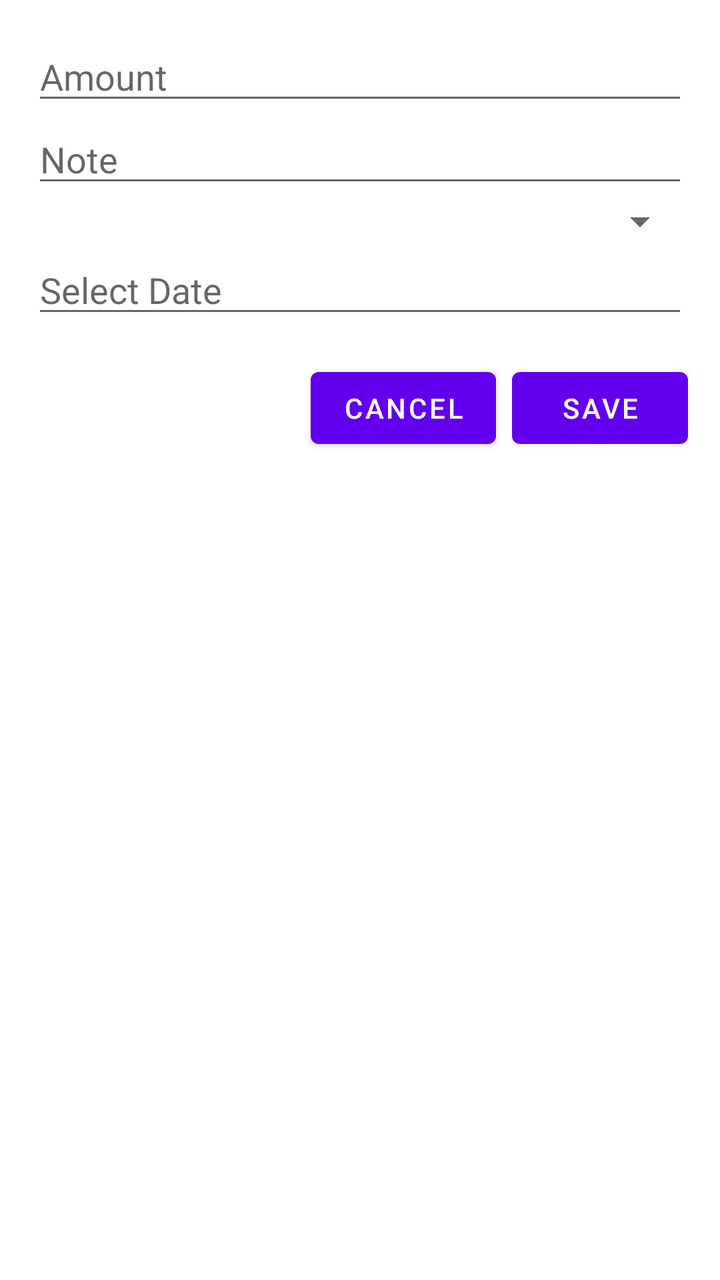
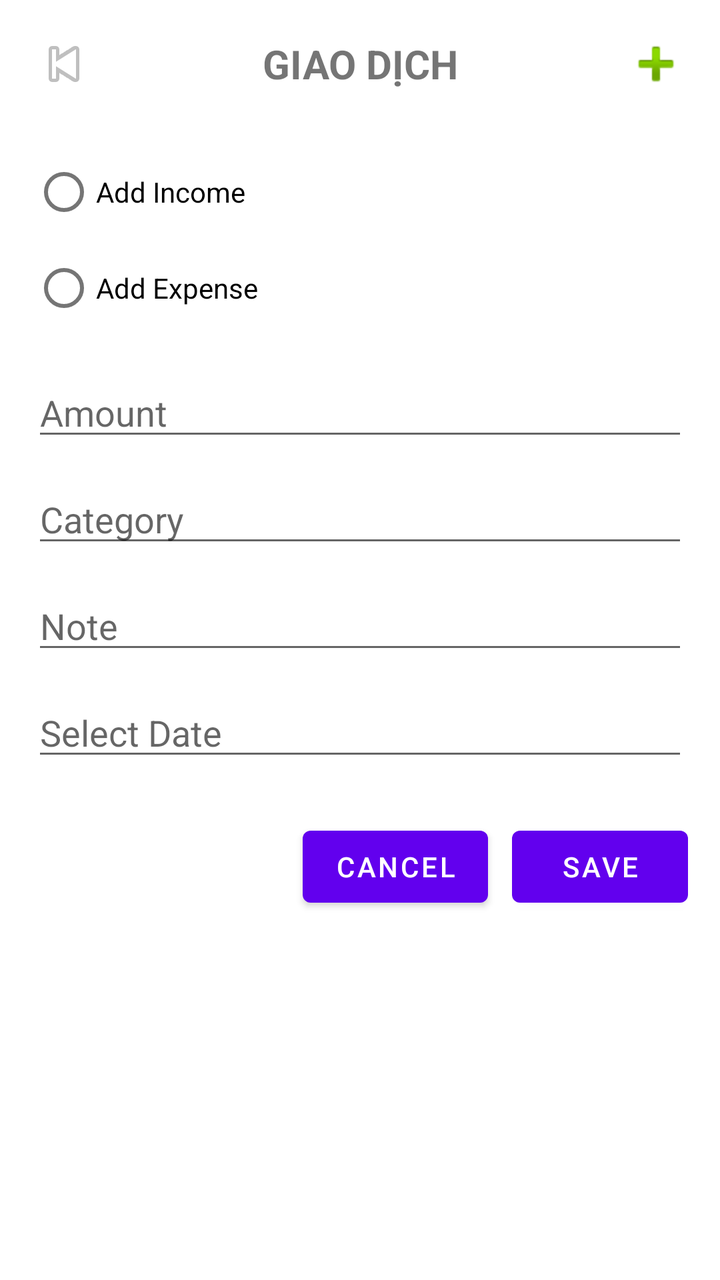

Two renders of the same Android screen: before a commit and after it. Below are the layout's source before the change and the commit's diff.
<!-- AndroidManifest.xml: application theme Theme.ExpenseManagement -->
<!-- res/layout/activity_add_transaction.xml -->
<?xml version="1.0" encoding="utf-8"?>
<LinearLayout xmlns:android="http://schemas.android.com/apk/res/android"
    android:layout_width="match_parent"
    android:layout_height="match_parent"
    android:orientation="vertical"
    android:padding="16dp">

    
    <EditText
        android:id="@+id/edtAmount"
        android:layout_width="match_parent"
        android:layout_height="wrap_content"
        android:hint="Amount"
        android:inputType="numberDecimal" />

    
    <EditText
        android:id="@+id/edtNote"
        android:layout_width="match_parent"
        android:layout_height="wrap_content"
        android:hint="Note" />

    

    
    <Spinner
        android:id="@+id/spinnerCategory"
        android:layout_width="match_parent"
        android:layout_height="wrap_content" />

    <EditText
        android:id="@+id/edtDate"
        android:layout_width="match_parent"
        android:layout_height="wrap_content"
        android:focusable="false"
        android:hint="Select Date" />

    
    <LinearLayout
        android:layout_width="match_parent"
        android:layout_height="wrap_content"
        android:gravity="end"
        android:orientation="horizontal"
        android:paddingTop="16dp">

        <Button
            android:id="@+id/btnCancel"
            android:layout_width="wrap_content"
            android:layout_height="wrap_content"
            android:text="Cancel" />

        <Button
            android:id="@+id/btnSave"
            android:layout_width="wrap_content"
            android:layout_height="wrap_content"
            android:text="Save"
            android:layout_marginStart="8dp" />
    </LinearLayout>

</LinearLayout>
<!-- resources referenced by this layout -->
<resources>
  <style name="Theme.ExpenseManagement" parent="Theme.MaterialComponents.DayNight.NoActionBar">
          <item name="colorPrimary">@color/purple_500</item>
          <item name="colorPrimaryDark">@color/purple_700</item>
          <item name="colorAccent">@color/teal_200</item>
  
          <item name="android:statusBarColor" tools:targetApi="l">?attr/colorPrimaryDark</item>
      </style>
  <color name="purple_500">#FF6200EE</color>
  <color name="purple_700">#FF3700B3</color>
  <color name="teal_200">#FF03DAC5</color>
</resources>

<!-- the commit's change to res/layout/activity_add_transaction.xml (unified diff, before → after) -->
@@ -6,34 +6,95 @@
     android:padding="16dp">
 
     
+    <LinearLayout
+        android:layout_width="match_parent"
+        android:layout_height="wrap_content"
+        android:orientation="horizontal"
+        android:gravity="center_vertical">
+
+        
+        <ImageButton
+            android:id="@+id/btnBack"
+            android:layout_width="wrap_content"
+            android:layout_height="wrap_content"
+            android:background="?attr/selectableItemBackgroundBorderless"
+            android:src="@android:drawable/ic_media_previous"
+            android:contentDescription="Back" />
+
+        
+        <TextView
+            android:layout_width="0dp"
+            android:layout_height="wrap_content"
+            android:layout_weight="1"
+            android:gravity="center"
+            android:text="GIAO DỊCH"
+            android:textStyle="bold"
+            android:textSize="20sp" />
+
+        
+        <ImageButton
+            android:id="@+id/btnAdd"
+            android:layout_width="wrap_content"
+            android:layout_height="wrap_content"
+            android:background="?attr/selectableItemBackgroundBorderless"
+            android:src="@android:drawable/ic_input_add"
+            android:contentDescription="Add" />
+    </LinearLayout>
+
+    
+    <RadioGroup
+        android:id="@+id/radioGroupType"
+        android:layout_width="match_parent"
+        android:layout_height="wrap_content"
+        android:orientation="vertical"
+        android:layout_marginTop="24dp">
+
+        <RadioButton
+            android:id="@+id/radioIncome"
+            android:layout_width="wrap_content"
+            android:layout_height="wrap_content"
+            android:text="Add Income" />
+
+        <RadioButton
+            android:id="@+id/radioExpense"
+            android:layout_width="wrap_content"
+            android:layout_height="wrap_content"
+            android:text="Add Expense" />
+    </RadioGroup>
+
+    
     <EditText
         android:id="@+id/edtAmount"
         android:layout_width="match_parent"
         android:layout_height="wrap_content"
         android:hint="Amount"
-        android:inputType="numberDecimal" />
+        android:inputType="numberDecimal"
+        android:layout_marginTop="16dp"/>
+
+    
+    <EditText
+        android:id="@+id/edtCategory"
+        android:layout_width="match_parent"
+        android:layout_height="wrap_content"
+        android:hint="Category"
+        android:layout_marginTop="12dp"/>
 
     
     <EditText
         android:id="@+id/edtNote"
         android:layout_width="match_parent"
         android:layout_height="wrap_content"
-        android:hint="Note" />
+        android:hint="Note"
+        android:layout_marginTop="12dp"/>
 
     
-
-    
-    <Spinner
-        android:id="@+id/spinnerCategory"
-        android:layout_width="match_parent"
-        android:layout_height="wrap_content" />
-
     <EditText
         android:id="@+id/edtDate"
         android:layout_width="match_parent"
         android:layout_height="wrap_content"
         android:focusable="false"
-        android:hint="Select Date" />
+        android:hint="Select Date"
+        android:layout_marginTop="12dp"/>
 
     
     <LinearLayout
@@ -41,7 +102,7 @@
         android:layout_height="wrap_content"
         android:gravity="end"
         android:orientation="horizontal"
-        android:paddingTop="16dp">
+        android:layout_marginTop="24dp">
 
         <Button
             android:id="@+id/btnCancel"
@@ -54,7 +115,7 @@
             android:layout_width="wrap_content"
             android:layout_height="wrap_content"
             android:text="Save"
-            android:layout_marginStart="8dp" />
+            android:layout_marginStart="12dp" />
     </LinearLayout>
 
 </LinearLayout>
